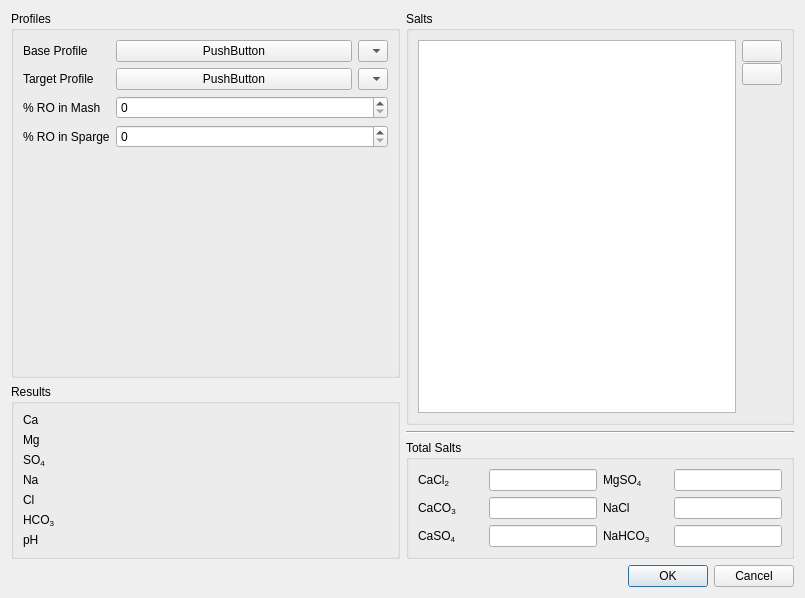
Old version of the form ui/waterDialog.ui in the repository Brewtarget/brewtarget.
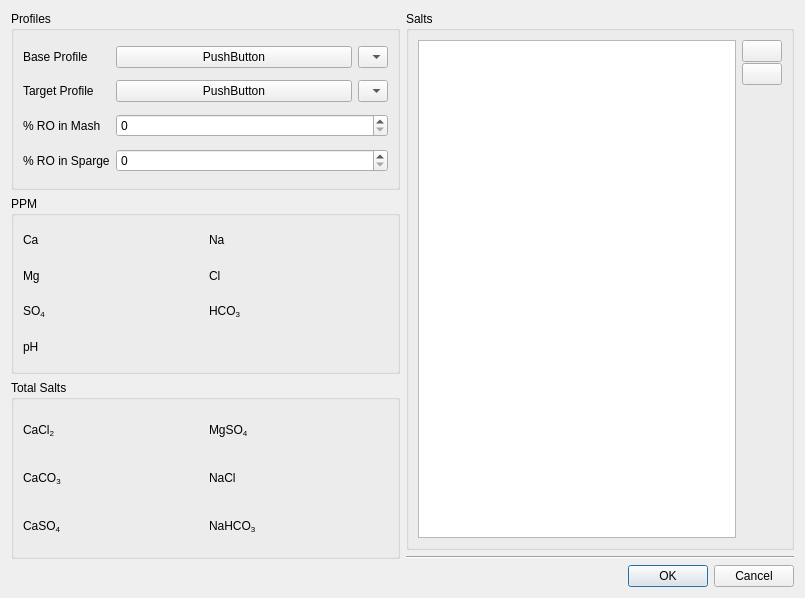
New version of the form. Icons and pictures are not drawn. Custom widgets are drawn as their Qt base class.

Commit message:
Replaces all sliders with digits
I didn't like the sliders. So I replaced them with the advanced
BtDigitWdigets. Everything else is mostly making that changed work.

I need to make sure the database upgrade works. Then I make the pull
request.

Diff of the .ui file:
```diff
--- a/ui/waterDialog.ui
+++ b/ui/waterDialog.ui
@@ -29,16 +29,13 @@
    <item>
     <layout class="QHBoxLayout" name="horizontalLayout">
      <item>
-      <layout class="QVBoxLayout" name="verticalLayout_left" stretch="0,0">
+      <layout class="QVBoxLayout" name="verticalLayout_left" stretch="0,0,0">
        <item>
         <widget class="QGroupBox" name="groupBox_profiles">
          <property name="title">
           <string>Profiles</string>
          </property>
          <layout class="QGridLayout" name="gridLayout_2">
-          <item row="2" column="1">
-           <widget class="QSpinBox" name="spinBox_mashRO"/>
-          </item>
           <item row="2" column="0">
            <widget class="QLabel" name="label_mashRO">
             <property name="text">
@@ -46,13 +43,6 @@
             </property>
            </widget>
           </item>
-          <item row="3" column="0">
-           <widget class="QLabel" name="label_spargeRO">
-            <property name="text">
-             <string>% RO in Sparge</string>
-            </property>
-           </widget>
-          </item>
           <item row="1" column="0">
            <widget class="QLabel" name="label_targetProfile">
             <property name="text">
@@ -60,45 +50,8 @@
             </property>
            </widget>
           </item>
-          <item row="0" column="1">
-           <layout class="QHBoxLayout" name="horizontalLayout_baseButtons" stretch="0,1">
-            <item>
-             <widget class="WaterButton" name="baseProfileButton">
-              <property name="text">
-               <string>PushButton</string>
-              </property>
-             </widget>
-            </item>
-            <item>
-             <widget class="CustomComboBox" name="baseProfileCombo">
-              <property name="sizePolicy">
-               <sizepolicy hsizetype="Minimum" vsizetype="Fixed">
-                <horstretch>0</horstretch>
-                <verstretch>0</verstretch>
-               </sizepolicy>
-              </property>
-              <property name="minimumSize">
-               <size>
-                <width>30</width>
-                <height>0</height>
-               </size>
-              </property>
-              <property name="maximumSize">
-               <size>
-                <width>30</width>
-                <height>16777215</height>
-               </size>
-              </property>
-             </widget>
-            </item>
-           </layout>
-          </item>
-          <item row="0" column="0">
-           <widget class="QLabel" name="label_baseProfile">
-            <property name="text">
-             <string>Base Profile</string>
-            </property>
-           </widget>
+          <item row="2" column="1">
+           <widget class="QSpinBox" name="spinBox_mashRO"/>
           </item>
           <item row="1" column="1">
            <layout class="QHBoxLayout" name="horizontalLayout_targetButtons">
@@ -133,57 +86,42 @@
             </item>
            </layout>
           </item>
+          <item row="0" column="0">
+           <widget class="QLabel" name="label_baseProfile">
+            <property name="text">
+             <string>Base Profile</string>
+            </property>
+           </widget>
+          </item>
           <item row="3" column="1">
            <widget class="QSpinBox" name="spinBox_spargeRO"/>
           </item>
-          <item row="4" column="1">
-           <spacer name="verticalSpacer">
-            <property name="orientation">
-             <enum>Qt::Vertical</enum>
-            </property>
-            <property name="sizeHint" stdset="0">
-             <size>
-              <width>20</width>
-              <height>40</height>
-             </size>
-            </property>
-           </spacer>
-          </item>
-         </layout>
-        </widget>
-       </item>
-       <item>
-        <widget class="QGroupBox" name="groupBox_ranges">
-         <property name="title">
-          <string>Results</string>
-         </property>
-         <layout class="QVBoxLayout" name="verticalLayout">
-          <item>
-           <layout class="QHBoxLayout" name="horizontalLayout_ca">
+          <item row="0" column="1">
+           <layout class="QHBoxLayout" name="horizontalLayout_baseButtons" stretch="0,1">
             <item>
-             <widget class="QLabel" name="label_ca">
+             <widget class="WaterButton" name="baseProfileButton">
               <property name="text">
-               <string>Ca</string>
+               <string>PushButton</string>
               </property>
              </widget>
             </item>
             <item>
-             <widget class="StyleRangeWidget" name="rangeWidget_ca" native="true">
+             <widget class="CustomComboBox" name="baseProfileCombo">
               <property name="sizePolicy">
-               <sizepolicy hsizetype="MinimumExpanding" vsizetype="Preferred">
+               <sizepolicy hsizetype="Minimum" vsizetype="Fixed">
                 <horstretch>0</horstretch>
                 <verstretch>0</verstretch>
                </sizepolicy>
               </property>
               <property name="minimumSize">
                <size>
-                <width>128</width>
+                <width>30</width>
                 <height>0</height>
                </size>
               </property>
               <property name="maximumSize">
                <size>
-                <width>512</width>
+                <width>30</width>
                 <height>16777215</height>
                </size>
               </property>
@@ -191,203 +129,166 @@
             </item>
            </layout>
           </item>
-          <item>
-           <layout class="QHBoxLayout" name="horizontalLayout_mg">
-            <item>
-             <widget class="QLabel" name="label_mg">
-              <property name="text">
-               <string>Mg</string>
-              </property>
-             </widget>
-            </item>
-            <item>
-             <widget class="StyleRangeWidget" name="rangeWidget_mg" native="true">
-              <property name="sizePolicy">
-               <sizepolicy hsizetype="MinimumExpanding" vsizetype="Preferred">
-                <horstretch>0</horstretch>
-                <verstretch>0</verstretch>
-               </sizepolicy>
-              </property>
-              <property name="minimumSize">
-               <size>
-                <width>128</width>
-                <height>0</height>
-               </size>
-              </property>
-              <property name="maximumSize">
-               <size>
-                <width>512</width>
-                <height>16777215</height>
-               </size>
-              </property>
-             </widget>
-            </item>
-           </layout>
+          <item row="3" column="0">
+           <widget class="QLabel" name="label_spargeRO">
+            <property name="text">
+             <string>% RO in Sparge</string>
+            </property>
+           </widget>
           </item>
-          <item>
-           <layout class="QHBoxLayout" name="horizontalLayout_so4">
-            <item>
-             <widget class="QLabel" name="label_so4">
-              <property name="text">
-               <string>SO&lt;sub&gt;4&lt;/sub&gt;</string>
-              </property>
-             </widget>
-            </item>
-            <item>
-             <widget class="StyleRangeWidget" name="rangeWidget_so4" native="true">
-              <property name="sizePolicy">
-               <sizepolicy hsizetype="MinimumExpanding" vsizetype="Preferred">
-                <horstretch>0</horstretch>
-                <verstretch>0</verstretch>
-               </sizepolicy>
-              </property>
-              <property name="minimumSize">
-               <size>
-                <width>128</width>
-                <height>0</height>
-               </size>
-              </property>
-              <property name="maximumSize">
-               <size>
-                <width>512</width>
-                <height>16777215</height>
-               </size>
-              </property>
-             </widget>
-            </item>
-           </layout>
+         </layout>
+        </widget>
+       </item>
+       <item>
+        <widget class="QGroupBox" name="groupbox_ppm">
+         <property name="sizePolicy">
+          <sizepolicy hsizetype="MinimumExpanding" vsizetype="Preferred">
+           <horstretch>0</horstretch>
+           <verstretch>0</verstretch>
+          </sizepolicy>
+         </property>
+         <property name="title">
+          <string>PPM</string>
+         </property>
+         <layout class="QGridLayout" name="gridLayout_2" rowstretch="0,0,0,0,0">
+          <item row="0" column="3">
+           <widget class="BtDigitWidget" name="btDigit_na" native="true"/>
           </item>
-          <item>
-           <layout class="QHBoxLayout" name="horizontalLayout_na">
-            <item>
-             <widget class="QLabel" name="label_na">
-              <property name="text">
-               <string>Na</string>
-              </property>
-             </widget>
-            </item>
-            <item>
-             <widget class="StyleRangeWidget" name="rangeWidget_na" native="true">
-              <property name="sizePolicy">
-               <sizepolicy hsizetype="MinimumExpanding" vsizetype="Preferred">
-                <horstretch>0</horstretch>
-                <verstretch>0</verstretch>
-               </sizepolicy>
-              </property>
-              <property name="minimumSize">
-               <size>
-                <width>128</width>
-                <height>0</height>
-               </size>
-              </property>
-              <property name="maximumSize">
-               <size>
-                <width>512</width>
-                <height>16777215</height>
-               </size>
-              </property>
-             </widget>
-            </item>
-           </layout>
+          <item row="0" column="0">
+           <widget class="QLabel" name="label_ca">
+            <property name="text">
+             <string>Ca</string>
+            </property>
+           </widget>
           </item>
-          <item>
-           <layout class="QHBoxLayout" name="horizontalLayout_cl">
-            <item>
-             <widget class="QLabel" name="label_cl">
-              <property name="text">
-               <string>Cl</string>
-              </property>
-             </widget>
-            </item>
-            <item>
-             <widget class="StyleRangeWidget" name="rangeWidget_cl" native="true">
-              <property name="sizePolicy">
-               <sizepolicy hsizetype="MinimumExpanding" vsizetype="Preferred">
-                <horstretch>0</horstretch>
-                <verstretch>0</verstretch>
-               </sizepolicy>
-              </property>
-              <property name="minimumSize">
-               <size>
-                <width>128</width>
-                <height>0</height>
-               </size>
-              </property>
-              <property name="maximumSize">
-               <size>
-                <width>512</width>
-                <height>16777215</height>
-               </size>
-              </property>
-             </widget>
-            </item>
-           </layout>
+          <item row="2" column="1">
+           <widget class="BtDigitWidget" name="btDigit_so4" native="true"/>
           </item>
-          <item>
-           <layout class="QHBoxLayout" name="horizontalLayout_hco3">
-            <item>
-             <widget class="QLabel" name="label_hco3">
-              <property name="text">
-               <string>HCO&lt;sub&gt;3&lt;/sub&gt;</string>
-              </property>
-             </widget>
-            </item>
-            <item>
-             <widget class="StyleRangeWidget" name="rangeWidget_hco3" native="true">
-              <property name="sizePolicy">
-               <sizepolicy hsizetype="MinimumExpanding" vsizetype="Preferred">
-                <horstretch>0</horstretch>
-                <verstretch>0</verstretch>
-               </sizepolicy>
-              </property>
-              <property name="minimumSize">
-               <size>
-                <width>128</width>
-                <height>0</height>
-               </size>
-              </property>
-              <property name="maximumSize">
-               <size>
-                <width>512</width>
-                <height>16777215</height>
-               </size>
-              </property>
-             </widget>
-            </item>
-           </layout>
+          <item row="1" column="0">
+           <widget class="QLabel" name="label_mg">
+            <property name="text">
+             <string>Mg</string>
+            </property>
+           </widget>
           </item>
-          <item>
-           <layout class="QHBoxLayout" name="horizontalLayout_pH">
-            <item>
-             <widget class="QLabel" name="label_pH">
-              <property name="text">
-               <string>pH</string>
-              </property>
-             </widget>
-            </item>
-            <item>
-             <widget class="StyleRangeWidget" name="rangeWidget_pH" native="true">
-              <property name="sizePolicy">
-               <sizepolicy hsizetype="MinimumExpanding" vsizetype="Preferred">
-                <horstretch>0</horstretch>
-                <verstretch>0</verstretch>
-               </sizepolicy>
-              </property>
-              <property name="minimumSize">
-               <size>
-                <width>128</width>
-                <height>0</height>
-               </size>
-              </property>
-              <property name="maximumSize">
-               <size>
-                <width>512</width>
-                <height>16777215</height>
-               </size>
-              </property>
-             </widget>
-            </item>
-           </layout>
+          <item row="0" column="1">
+           <widget class="BtDigitWidget" name="btDigit_ca" native="true"/>
+          </item>
+          <item row="3" column="1">
+           <widget class="BtDigitWidget" name="btDigit_ph" native="true"/>
+          </item>
+          <item row="2" column="3">
+           <widget class="BtDigitWidget" name="btDigit_hco3" native="true"/>
+          </item>
+          <item row="3" column="0">
+           <widget class="QLabel" name="label_pH">
+            <property name="text">
+             <string>pH</string>
+            </property>
+           </widget>
+          </item>
+          <item row="0" column="2">
+           <widget class="QLabel" name="label_na">
+            <property name="text">
+             <string>Na</string>
+            </property>
+           </widget>
+          </item>
+          <item row="1" column="2">
+           <widget class="QLabel" name="label_cl">
+            <property name="text">
+             <string>Cl</string>
+            </property>
+           </widget>
+          </item>
+          <item row="2" column="0">
+           <widget class="QLabel" name="label_so4">
+            <property name="text">
+             <string>SO&lt;sub&gt;4&lt;/sub&gt;</string>
+            </property>
+           </widget>
+          </item>
+          <item row="1" column="1">
+           <widget class="BtDigitWidget" name="btDigit_mg" native="true"/>
+          </item>
+          <item row="1" column="3">
+           <widget class="BtDigitWidget" name="btDigit_cl" native="true"/>
+          </item>
+          <item row="2" column="2">
+           <widget class="QLabel" name="label_hco3">
+            <property name="text">
+             <string>HCO&lt;sub&gt;3&lt;/sub&gt;</string>
+            </property>
+           </widget>
+          </item>
+         </layout>
+        </widget>
+       </item>
+       <item>
+        <widget class="QGroupBox" name="groupBox_total">
+         <property name="title">
+          <string>Total Salts</string>
+         </property>
+         <layout class="QGridLayout" name="gridLayout">
+          <item row="0" column="0">
+           <widget class="QLabel" name="label_totalcacl2">
+            <property name="text">
+             <string>CaCl&lt;sub&gt;2&lt;/sub&gt;</string>
+            </property>
+           </widget>
+          </item>
+          <item row="0" column="1">
+           <widget class="BtDigitWidget" name="btDigit_totalcacl2" native="true"/>
+          </item>
+          <item row="0" column="2">
+           <widget class="QLabel" name="label_totalmgso4">
+            <property name="text">
+             <string>MgSO&lt;sub&gt;4&lt;/sub&gt;</string>
+            </property>
+           </widget>
+          </item>
+          <item row="0" column="3" >
+           <widget class="BtDigitWidget" name="btDigit_totalmgso4" native="true"/>
+          </item>
+          <item row="1" column="0">
+           <widget class="QLabel" name="label_totalcaco3">
+            <property name="text">
+             <string>CaCO&lt;sub&gt;3&lt;/sub&gt;</string>
+            </property>
+           </widget>
+          </item>
+          <item row="1" column="1">
+           <widget class="BtDigitWidget" name="btDigit_totalcaco3" native="true"/>
+          </item>
+          <item row="1" column="2">
+           <widget class="QLabel" name="label_totalnacl">
+            <property name="text">
+             <string>NaCl</string>
+            </property>
+           </widget>
+          </item>
+          <item row="1" column="3">
+           <widget class="BtDigitWidget" name="btDigit_totalnacl" native="true"/>
+          </item>
+          <item row="2" column="0">
+           <widget class="QLabel" name="label_totalcaso4">
+            <property name="text">
+             <string>CaSO&lt;sub&gt;4&lt;?sub&gt;</string>
+            </property>
+           </widget>
+          </item>
+          <item row="2" column="1">
+           <widget class="BtDigitWidget" name="btDigit_totalcaso4" native="true"/>
+          </item>
+          <item row="2" column="2">
+           <widget class="QLabel" name="label_totalnahco3">
+            <property name="text">
+             <string>NaHCO&lt;sub&gt;3&lt;/sub&gt;</string>
+            </property>
+           </widget>
+          </item>
+          <item row="2" column="3">
+           <widget class="BtDigitWidget" name="btDigit_totalnahco3" native="true"/>
           </item>
          </layout>
         </widget>
@@ -426,7 +327,7 @@
                <string/>
               </property>
               <property name="icon">
-               <iconset resource="../brewtarget.qrc">
+               <iconset>
                 <normaloff>:/images/smallPlus.svg</normaloff>:/images/smallPlus.svg</iconset>
               </property>
              </widget>
@@ -440,7 +341,7 @@
                <string/>
               </property>
               <property name="icon">
-               <iconset resource="../brewtarget.qrc">
+               <iconset>
                 <normaloff>:/images/smallMinus.svg</normaloff>:/images/smallMinus.svg</iconset>
               </property>
              </widget>
@@ -470,291 +371,6 @@
          </property>
         </widget>
        </item>
-       <item>
-        <widget class="QGroupBox" name="groupBox_total">
-         <property name="title">
-          <string>Total Salts</string>
-         </property>
-         <property name="configSection" stdset="0">
-          <string>waterDialog</string>
-         </property>
-         <layout class="QGridLayout" name="gridLayout">
-          <item row="0" column="0" colspan="2">
-           <widget class="BtMassLabel" name="label_totalcacl2">
-            <property name="sizePolicy">
-             <sizepolicy hsizetype="Minimum" vsizetype="Fixed">
-              <horstretch>0</horstretch>
-              <verstretch>0</verstretch>
-             </sizepolicy>
-            </property>
-            <property name="contextMenuPolicy">
-             <enum>Qt::CustomContextMenu</enum>
-            </property>
-            <property name="text">
-             <string>&lt;html&gt;&lt;head/&gt;&lt;body&gt;&lt;p&gt;CaCl&lt;span style=&quot; vertical-align:sub;&quot;&gt;2&lt;/span&gt;&lt;/p&gt;&lt;/body&gt;&lt;/html&gt;</string>
-            </property>
-            <property name="buddy">
-             <cstring>lineEdit_totalcacl2</cstring>
-            </property>
-           </widget>
-          </item>
-          <item row="0" column="2" colspan="2">
-           <widget class="BtMassEdit" name="lineEdit_totalcacl2">
-            <property name="sizePolicy">
-             <sizepolicy hsizetype="Minimum" vsizetype="Fixed">
-              <horstretch>0</horstretch>
-              <verstretch>0</verstretch>
-             </sizepolicy>
-            </property>
-            <property name="maximumSize">
-             <size>
-              <width>16777215</width>
-              <height>16777215</height>
-             </size>
-            </property>
-            <property name="focusPolicy">
-             <enum>Qt::NoFocus</enum>
-            </property>
-            <property name="acceptDrops">
-             <bool>false</bool>
-            </property>
-            <property name="readOnly">
-             <bool>true</bool>
-            </property>
-           </widget>
-          </item>
-          <item row="0" column="4" colspan="2">
-           <widget class="BtMassLabel" name="label_totalmgs04">
-            <property name="sizePolicy">
-             <sizepolicy hsizetype="Minimum" vsizetype="Fixed">
-              <horstretch>0</horstretch>
-              <verstretch>0</verstretch>
-             </sizepolicy>
-            </property>
-            <property name="contextMenuPolicy">
-             <enum>Qt::CustomContextMenu</enum>
-            </property>
-            <property name="text">
-             <string>&lt;html&gt;&lt;head/&gt;&lt;body&gt;&lt;p&gt;MgSO&lt;span style=&quot; vertical-align:sub;&quot;&gt;4&lt;/span&gt;&lt;/p&gt;&lt;/body&gt;&lt;/html&gt;</string>
-            </property>
-            <property name="buddy">
-             <cstring>lineEdit_totalmgso4</cstring>
-            </property>
-           </widget>
-          </item>
-          <item row="0" column="6" colspan="2">
-           <widget class="BtMassEdit" name="lineEdit_totalmgso4">
-            <property name="sizePolicy">
-             <sizepolicy hsizetype="Minimum" vsizetype="Fixed">
-              <horstretch>0</horstretch>
-              <verstretch>0</verstretch>
-             </sizepolicy>
-            </property>
-            <property name="maximumSize">
-             <size>
-              <width>16777215</width>
-              <height>16777215</height>
-             </size>
-            </property>
-            <property name="focusPolicy">
-             <enum>Qt::NoFocus</enum>
-            </property>
-            <property name="acceptDrops">
-             <bool>false</bool>
-            </property>
-            <property name="readOnly">
-             <bool>true</bool>
-            </property>
-           </widget>
-          </item>
-          <item row="1" column="0" colspan="2">
-           <widget class="BtMassLabel" name="label_totalcaco3">
-            <property name="sizePolicy">
-             <sizepolicy hsizetype="Minimum" vsizetype="Fixed">
-              <horstretch>0</horstretch>
-              <verstretch>0</verstretch>
-             </sizepolicy>
-            </property>
-            <property name="contextMenuPolicy">
-             <enum>Qt::CustomContextMenu</enum>
-            </property>
-            <property name="text">
-             <string>&lt;html&gt;&lt;head/&gt;&lt;body&gt;&lt;p&gt;CaCO&lt;span style=&quot; vertical-align:sub;&quot;&gt;3&lt;/span&gt;&lt;/p&gt;&lt;/body&gt;&lt;/html&gt;</string>
-            </property>
-            <property name="buddy">
-             <cstring>lineEdit_totalcaco3</cstring>
-            </property>
-           </widget>
-          </item>
-          <item row="1" column="2" colspan="2">
-           <widget class="BtMassEdit" name="lineEdit_totalcaco3">
-            <property name="sizePolicy">
-             <sizepolicy hsizetype="Minimum" vsizetype="Fixed">
-              <horstretch>0</horstretch>
-              <verstretch>0</verstretch>
-             </sizepolicy>
-            </property>
-            <property name="maximumSize">
-             <size>
-              <width>16777215</width>
-              <height>16777215</height>
-             </size>
-            </property>
-            <property name="focusPolicy">
-             <enum>Qt::NoFocus</enum>
-            </property>
-            <property name="acceptDrops">
-             <bool>false</bool>
-            </property>
-            <property name="readOnly">
-             <bool>true</bool>
-            </property>
-           </widget>
-          </item>
-          <item row="1" column="4" colspan="2">
-           <widget class="BtMassLabel" name="label_totalnacl">
-            <property name="sizePolicy">
-             <sizepolicy hsizetype="Minimum" vsizetype="Fixed">
-              <horstretch>0</horstretch>
-              <verstretch>0</verstretch>
-             </sizepolicy>
-            </property>
-            <property name="minimumSize">
-             <size>
-              <width>0</width>
-              <height>0</height>
-             </size>
-            </property>
-            <property name="maximumSize">
-             <size>
-              <width>16777215</width>
-              <height>16777215</height>
-             </size>
-            </property>
-            <property name="contextMenuPolicy">
-             <enum>Qt::CustomContextMenu</enum>
-            </property>
-            <property name="text">
-             <string>&lt;html&gt;&lt;head/&gt;&lt;body&gt;&lt;p&gt;NaCl  &lt;/p&gt;&lt;/body&gt;&lt;/html&gt;</string>
-            </property>
-            <property name="buddy">
-             <cstring>lineEdit_totalnacl</cstring>
-            </property>
-           </widget>
-          </item>
-          <item row="1" column="6" colspan="2">
-           <widget class="BtMassEdit" name="lineEdit_totalnacl">
-            <property name="sizePolicy">
-             <sizepolicy hsizetype="Minimum" vsizetype="Fixed">
-              <horstretch>0</horstretch>
-              <verstretch>0</verstretch>
-             </sizepolicy>
-            </property>
-            <property name="maximumSize">
-             <size>
-              <width>16777215</width>
-              <height>16777215</height>
-             </size>
-            </property>
-            <property name="focusPolicy">
-             <enum>Qt::NoFocus</enum>
-            </property>
-            <property name="readOnly">
-             <bool>true</bool>
-            </property>
-           </widget>
-          </item>
-          <item row="2" column="0" colspan="2">
-           <widget class="BtMassLabel" name="label_totalcaso4">
-            <property name="sizePolicy">
-             <sizepolicy hsizetype="Minimum" vsizetype="Fixed">
-              <horstretch>0</horstretch>
-              <verstretch>0</verstretch>
-             </sizepolicy>
-            </property>
-            <property name="contextMenuPolicy">
-             <enum>Qt::CustomContextMenu</enum>
-            </property>
-            <property name="text">
-             <string>&lt;html&gt;&lt;head/&gt;&lt;body&gt;&lt;p&gt;CaSO&lt;span style=&quot; vertical-align:sub;&quot;&gt;4&lt;/span&gt;&lt;/p&gt;&lt;/body&gt;&lt;/html&gt;</string>
-            </property>
-            <property name="buddy">
-             <cstring>lineEdit_totalcaso4</cstring>
-            </property>
-           </widget>
-          </item>
-          <item row="2" column="2" colspan="2">
-           <widget class="BtMassEdit" name="lineEdit_totalcaso4">
-            <property name="sizePolicy">
-             <sizepolicy hsizetype="Minimum" vsizetype="Fixed">
-              <horstretch>0</horstretch>
-              <verstretch>0</verstretch>
-             </sizepolicy>
-            </property>
-            <property name="maximumSize">
-             <size>
-              <width>16777215</width>
-              <height>16777215</height>
-             </size>
-            </property>
-            <property name="focusPolicy">
-             <enum>Qt::NoFocus</enum>
-            </property>
-            <property name="acceptDrops">
-             <bool>false</bool>
-            </property>
-            <property name="readOnly">
-             <bool>true</bool>
-            </property>
-           </widget>
-          </item>
-          <item row="2" column="4" colspan="2">
-           <widget class="BtMassLabel" name="label_totalnahco3">
-            <property name="sizePolicy">
-             <sizepolicy hsizetype="Minimum" vsizetype="Fixed">
-              <horstretch>0</horstretch>
-              <verstretch>0</verstretch>
-             </sizepolicy>
-            </property>
-            <property name="contextMenuPolicy">
-             <enum>Qt::CustomContextMenu</enum>
-            </property>
-            <property name="text">
-             <string>&lt;html&gt;&lt;head/&gt;&lt;body&gt;&lt;p&gt;NaHCO&lt;span style=&quot; vertical-align:sub;&quot;&gt;3&lt;/span&gt;&lt;/p&gt;&lt;/body&gt;&lt;/html&gt;</string>
-            </property>
-            <property name="buddy">
-             <cstring>lineEdit_totalnahco3</cstring>
-            </property>
-           </widget>
-          </item>
-          <item row="2" column="6" colspan="2">
-           <widget class="BtMassEdit" name="lineEdit_totalnahco3">
-            <property name="sizePolicy">
-             <sizepolicy hsizetype="Minimum" vsizetype="Fixed">
-              <horstretch>0</horstretch>
-              <verstretch>0</verstretch>
-             </sizepolicy>
-            </property>
-            <property name="maximumSize">
-             <size>
-              <width>16777215</width>
-              <height>16777215</height>
-             </size>
-            </property>
-            <property name="focusPolicy">
-             <enum>Qt::NoFocus</enum>
-            </property>
-            <property name="acceptDrops">
-             <bool>false</bool>
-            </property>
-            <property name="readOnly">
-             <bool>true</bool>
-            </property>
-           </widget>
-          </item>
-         </layout>
-        </widget>
-       </item>
       </layout>
      </item>
     </layout>
@@ -780,34 +396,16 @@
    <extends>QComboBox</extends>
    <header>CustomComboBox.h</header>
   </customwidget>
-  <customwidget>
-   <class>StyleRangeWidget</class>
-   <extends>QWidget</extends>
-   <header>StyleRangeWidget.h</header>
-  </customwidget>
   <customwidget>
    <class>WaterButton</class>
    <extends>QPushButton</extends>
    <header>WaterButton.h</header>
   </customwidget>
   <customwidget>
-   <class>BtMassEdit</class>
-   <extends>QLineEdit</extends>
-   <header>BtLineEdit.h</header>
-   <slots>
-    <signal>textModified()</signal>
-    <slot>lineChanged()</slot>
-    <slot>lineChanged(Unit::unitDisplay,Unit::unitScale)</slot>
-   </slots>
-  </customwidget>
-  <customwidget>
-   <class>BtMassLabel</class>
-   <extends>QLabel</extends>
-   <header>BtLabel.h</header>
-   <slots>
-    <signal>labelChanged(Unit::unitDisplay,Unit::unitScale)</signal>
-    <slot>popContextMenu(QPoint)</slot>
-   </slots>
+   <class>BtDigitWidget</class>
+   <extends>QWidget</extends>
+   <header>BtDigitWidget.h</header>
+   <container>1</container>
   </customwidget>
  </customwidgets>
  <tabstops>
```
Left out of the diff: 102 changed lines with no effect on the pictures. The commit also changes 4 other files.
